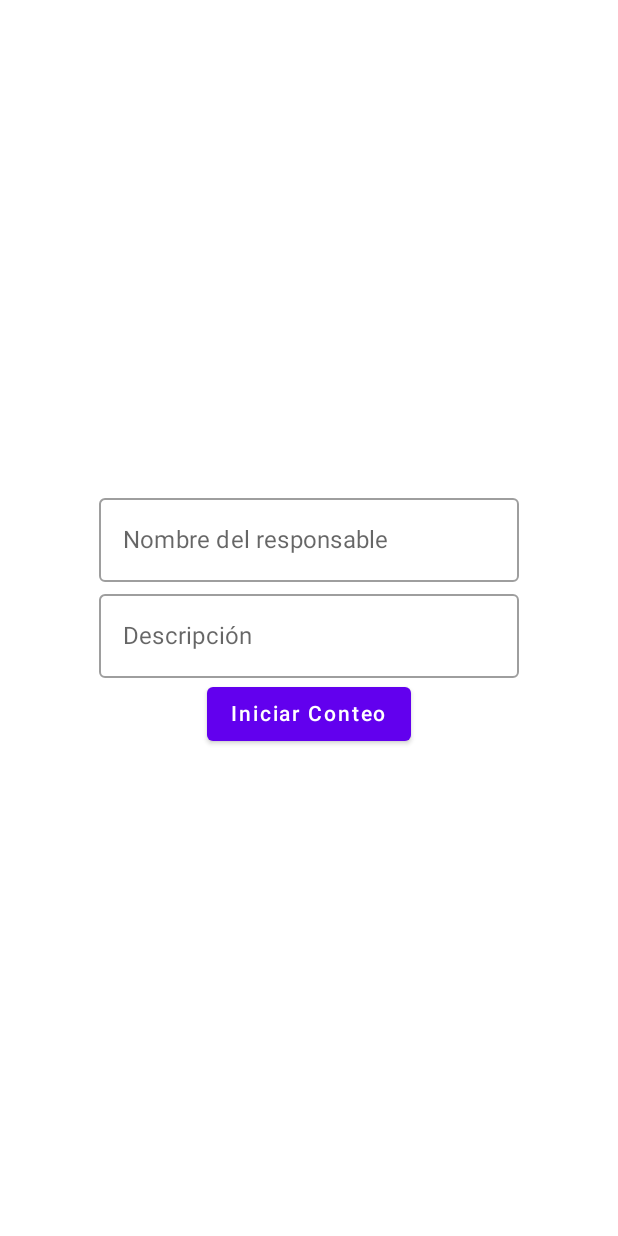
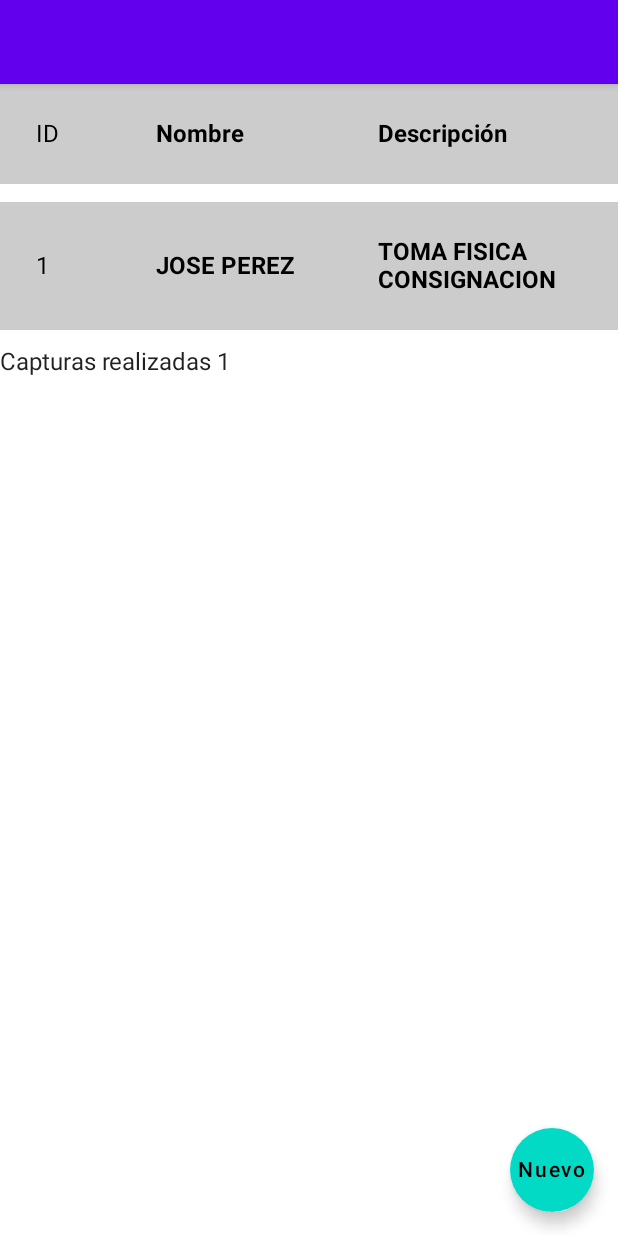
Before and after one commit to carlosmelendezr/Inven2, an Android app built with Jetpack Compose: the screen it shows after launch (MainActivity), on a phone screen of 412 x 824 dp. Run offline under Robolectric (Android 15) with nearby library versions, the phone set to English and light mode, and no system bars.

```diff
--- a/app/build.gradle
+++ b/app/build.gradle
@@ -88,4 +88,6 @@ dependencies {
     implementation "androidx.navigation:navigation-compose:$nav_version"
 
     implementation "androidx.compose.material:material-icons-extended:$compose_version"
+
+    implementation 'com.google.mlkit:barcode-scanning:17.1.0'
 }
--- a/app/src/main/java/com/veramed/inven2/ui/Principal.kt
+++ b/app/src/main/java/com/veramed/inven2/ui/DatosIniciales.kt
@@ -4,12 +4,11 @@ import androidx.compose.foundation.layout.*
 import androidx.compose.runtime.Composable
 import androidx.compose.ui.Alignment
 import androidx.compose.ui.Modifier
-import androidx.compose.ui.tooling.preview.Preview
 import androidx.navigation.NavController
 
 
 @Composable
-fun pantalla_inicio(
+fun pantalla_datos_iniciales(
     navController: NavController) {
     Column(
         modifier = Modifier.fillMaxSize(),
--- /dev/null
+++ b/app/src/main/java/com/veramed/inven2/ui/Inicio.kt
@@ -0,0 +1,60 @@
+package com.veramed.inven2.ui
+
+import androidx.compose.foundation.layout.*
+import androidx.compose.foundation.lazy.LazyColumn
+import androidx.compose.foundation.lazy.items
+import androidx.compose.material.*
+import androidx.compose.runtime.Composable
+import androidx.compose.ui.Modifier
+import androidx.compose.ui.tooling.preview.Preview
+import androidx.compose.ui.unit.dp
+import androidx.navigation.NavController
+import com.veramed.repository.ListaRepo
+import com.veramed.inven2.ui.BotonIniciarConteo
+
+
+@Composable
+fun pantalla_inicio(navController: NavController) {
+
+
+    val scaffoldState = rememberScaffoldState(rememberDrawerState(DrawerValue.Open))
+    val itemrepo = ListaRepo()
+    val data = itemrepo.getTestData()
+
+    Scaffold(
+        scaffoldState = scaffoldState,
+
+
+        topBar = {  TopAppBar(
+            { Row {
+
+            } })
+        },
+
+        floatingActionButtonPosition = FabPosition.End,
+        floatingActionButton = {
+            FloatingActionButton(onClick = { navController.navigate(route = Screen.DatosIniciales.route) }){
+            Text("Nuevo")
+        } },
+        content = {padding ->
+            Column(
+                modifier = Modifier
+                    .padding(padding)) {
+                LazyColumn(
+                    verticalArrangement = Arrangement.spacedBy(12.dp)
+                ) {
+                    item {
+                        ItemListaHeader()
+                    }
+                    items(items=data) { art ->
+                        ItemListaInv(art)
+                    }
+                    item {
+                        Text("Capturas realizadas ${data.size}")
+                    }
+
+                }
+            }
+        }
+    )
+}
--- /dev/null
+++ b/app/src/main/java/com/veramed/inven2/ui/ItemListaHeader.kt
@@ -0,0 +1,50 @@
+package com.veramed.inven2.ui
+
+import androidx.compose.foundation.background
+import androidx.compose.foundation.layout.Arrangement
+import androidx.compose.foundation.layout.Row
+import androidx.compose.foundation.layout.fillMaxWidth
+import androidx.compose.foundation.layout.padding
+import androidx.compose.material.Text
+import androidx.compose.runtime.Composable
+import androidx.compose.ui.Alignment
+import androidx.compose.ui.Modifier
+import androidx.compose.ui.graphics.Color
+import androidx.compose.ui.text.font.FontWeight
+import androidx.compose.ui.unit.dp
+
+
+
+@Composable
+fun ItemListaHeader() {
+    Row (
+        modifier = Modifier
+            .background(Color.LightGray)
+            .fillMaxWidth()
+            .padding(24.dp),
+        verticalAlignment = Alignment.CenterVertically,
+        horizontalArrangement = Arrangement.spacedBy(12.dp)
+
+    ) {
+        Text (
+            text = "ID",
+            color = Color.Black,
+            fontWeight = FontWeight.Normal,
+            modifier = Modifier.weight(1f)
+        )
+        Text (
+            text = "Nombre",
+            color = Color.Black,
+            fontWeight = FontWeight.Bold,
+            modifier = Modifier.weight(2f)
+        )
+        Text (
+            text = "Descripción",
+            color = Color.Black,
+            fontWeight = FontWeight.Bold,
+            modifier = Modifier.weight(2f)
+        )
+
+
+    }
+}
--- /dev/null
+++ b/app/src/main/java/com/veramed/inven2/ui/ItemListaInv.kt
@@ -0,0 +1,49 @@
+package com.veramed.inven2.ui
+
+import androidx.compose.foundation.background
+import androidx.compose.foundation.layout.Arrangement
+import androidx.compose.foundation.layout.Row
+import androidx.compose.foundation.layout.fillMaxWidth
+import androidx.compose.foundation.layout.padding
+import androidx.compose.material.Text
+import androidx.compose.runtime.Composable
+import androidx.compose.ui.Alignment
+import androidx.compose.ui.Modifier
+import androidx.compose.ui.graphics.Color
+import androidx.compose.ui.text.font.FontWeight
+import androidx.compose.ui.unit.dp
+import com.veramed.model.ItemLista
+
+@Composable
+fun ItemListaInv(itemLista: ItemLista) {
+    Row (
+        modifier = Modifier
+            .background(Color.LightGray)
+            .fillMaxWidth()
+            .padding(24.dp),
+        verticalAlignment = Alignment.CenterVertically,
+        horizontalArrangement = Arrangement.spacedBy(12.dp)
+
+    ) {
+        Text (
+            text = itemLista.id.toString(),
+            color = Color.Black,
+            fontWeight = FontWeight.Normal,
+            modifier = Modifier.weight(1f)
+        )
+        Text (
+            text = "${itemLista.nombre}",
+            color = Color.Black,
+            fontWeight = FontWeight.Bold,
+            modifier = Modifier.weight(2f)
+        )
+        Text (
+            text = "${itemLista.descripcion}",
+            color = Color.Black,
+            fontWeight = FontWeight.Bold,
+            modifier = Modifier.weight(2f)
+        )
+
+
+    }
+}
--- a/app/src/main/java/com/veramed/inven2/ui/NavGraph.kt
+++ b/app/src/main/java/com/veramed/inven2/ui/NavGraph.kt
@@ -12,18 +12,24 @@ fun SetupNavGraph(
 ) {
     NavHost(
         navController = navController ,
-        startDestination = Screen.Principal.route
+        startDestination = Screen.Inicio.route
         ) {
         composable(
-            route = Screen.Principal.route
+            route = Screen.Inicio.route
         ) {
             pantalla_inicio(navController)
+        }
+        composable(
+            route = Screen.DatosIniciales.route
+        ) {
+            pantalla_datos_iniciales(navController)
         }
         composable(
             route = Screen.CargaDatos.route
         ) {
             pantalla_datos()
         }
+
     }
 
 }
--- a/app/src/main/java/com/veramed/inven2/ui/Screen.kt
+++ b/app/src/main/java/com/veramed/inven2/ui/Screen.kt
@@ -1,8 +1,9 @@
 package com.veramed.inven2.ui
 
 sealed class Screen(val route:String) {
-    object Principal:Screen(route = "pantalla_princial")
+    object DatosIniciales:Screen(route = "pantalla_datos_iniciales")
     object CargaDatos:Screen(route = "pantalla_cargadatos")
+    object Inicio:Screen(route = "pantalla_inicio")
 
 
 }
--- /dev/null
+++ b/app/src/main/java/com/veramed/model/ItemLista.kt
@@ -0,0 +1,15 @@
+package com.veramed.model
+
+import java.util.*
+
+data class ItemLista(
+    val id:Int,
+    val timestamp:Long,
+    val nombre:String,
+    val descripcion:String,
+    val color: Int,
+    val fecha: Calendar,
+    val tienda: Int
+    ) {
+
+}
--- /dev/null
+++ b/app/src/main/java/com/veramed/repository/ListaRepo.kt
@@ -0,0 +1,12 @@
+package com.veramed.repository
+
+import com.veramed.model.Articulo
+import com.veramed.model.ItemLista
+import java.util.*
+
+class ListaRepo {
+
+    fun getTestData() : List<ItemLista> {
+        return listOf(
+            ItemLista(1,26565265, "JOSE PEREZ","TOMA FISICA CONSIGNACION",0, Calendar.getInstance(),1 ))}
+}
```
